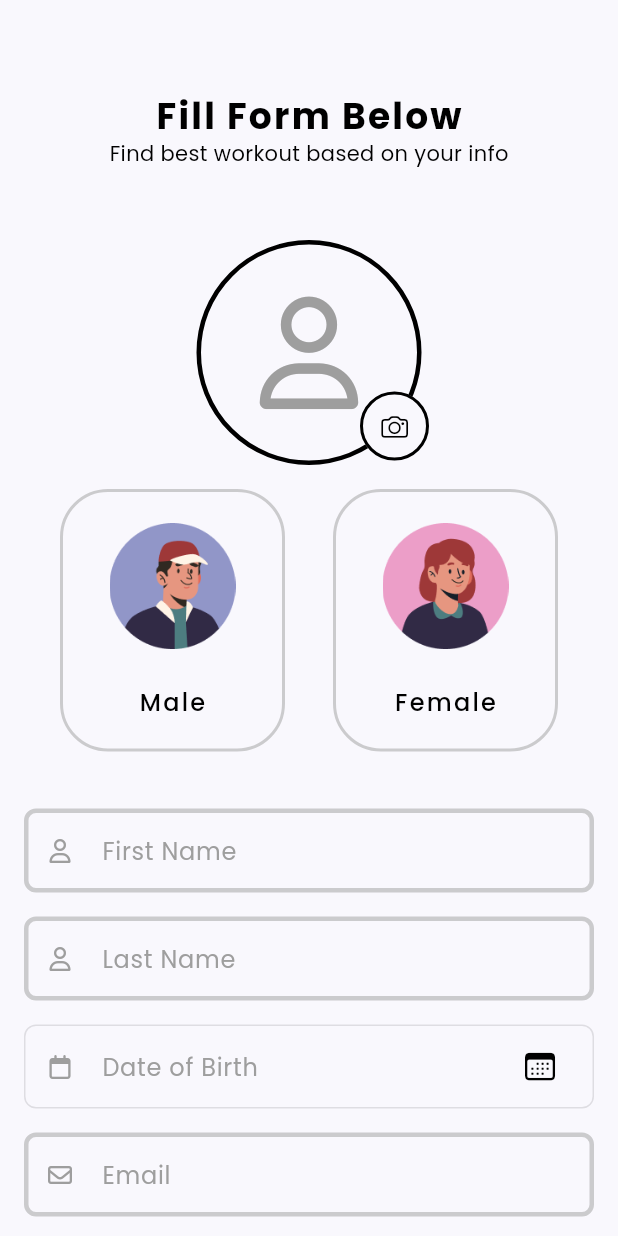
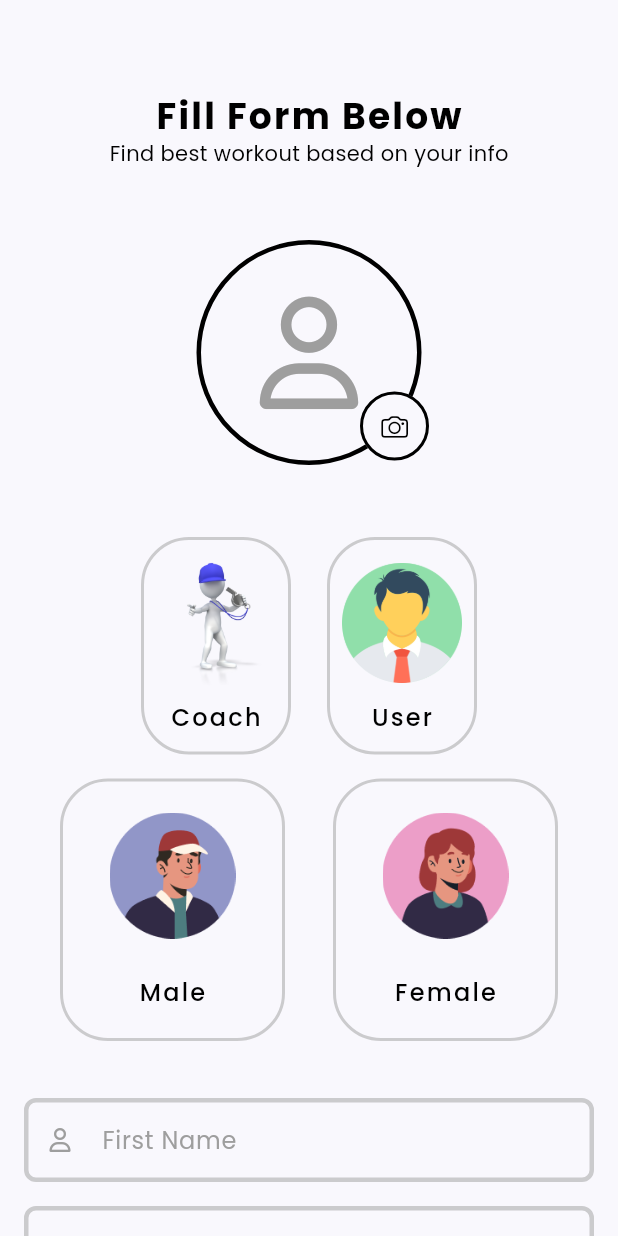
Before and after one commit to leylabouchiba/polar-h10, a Flutter app: the RegisterPage screen opened by its route, on a phone screen of 412 x 824 dp. Run offline on Flutter 3.47's test engine with Material 3 defaults, Android fonts, the phone set to English and light mode, and no system bars; our stand-ins replace cached_network_image, circular_countdown_timer, device_info_plus, firebase_core, flutter_svg, font_awesome_flutter and 11 more; missing offline and left inert: horizontal_picker, keep_screen_on; accounts and stored records are empty; network calls fail.

Commit message:
register1

```diff
--- a/mobile/lib/app/models/user_model.dart
+++ b/mobile/lib/app/models/user_model.dart
@@ -9,6 +9,7 @@ class UserModel {
   String? firstName;
   String? lastName;
   String? gender;
+  String? isCoach;
   String? email;
   String? password;
   String? confirmPassword;
@@ -24,6 +25,7 @@ class UserModel {
     this.firstName,
     this.lastName,
     this.gender,
+    this.isCoach,
     this.email,
     this.password,
     this.confirmPassword,
--- a/mobile/lib/app/modules/auth/loading_splash_screen.dart
+++ b/mobile/lib/app/modules/auth/loading_splash_screen.dart
@@ -35,9 +35,9 @@ class LoadingSplashScreen extends StatelessWidget {
       body: Center(
         child: Image.asset(
           Get.isDarkMode
-              ? 'assets/images/logo/dark.png'
-              : 'assets/images/logo/light.png',
-          width: Get.width * 0.6,
+              ? 'assets/images/logo/Logo.png'
+              : 'assets/images/logo/Logo.png',
+          width: Get.width * 0.8,
         ),
       ),
     );
--- a/mobile/lib/app/modules/auth/views/greeting/greeting_page.dart
+++ b/mobile/lib/app/modules/auth/views/greeting/greeting_page.dart
@@ -25,9 +25,9 @@ class GreetingPage extends StatelessWidget {
               padding: const EdgeInsets.only(top: 84),
               child: Image.asset(
                 Get.isDarkMode
-                    ? 'assets/images/logo/dark.png'
-                    : 'assets/images/logo/light.png',
-                width: Get.width * 0.75,
+                    ? 'assets/images/logo/Logo.png'
+                    : 'assets/images/logo/Logo.png',
+                width: Get.width * 0.8,
               ),
             ),
           ),
--- a/mobile/lib/app/modules/auth/views/login/login_page.dart
+++ b/mobile/lib/app/modules/auth/views/login/login_page.dart
@@ -208,9 +208,9 @@ class _BreathingAnimationState extends State<BreathingAnimation>
       scale: _scaleAnimation,
       child: Image.asset(
         Get.isDarkMode
-            ? 'assets/images/logo/dark.png'
-            : 'assets/images/logo/light.png',
-        width: Get.width * 0.6,
+            ? 'assets/images/logo/Logo.png'
+            : 'assets/images/logo/Logo.png',
+        width: Get.width * 0.8,
       ),
     );
   }
--- a/mobile/lib/app/modules/auth/views/register/input_user_metric/input_user_metric_controller.dart
+++ b/mobile/lib/app/modules/auth/views/register/input_user_metric/input_user_metric_controller.dart
@@ -49,7 +49,7 @@ class InputUserMetricController extends GetxController {
 
     previousData.toJson().removeWhere((key, value) => value == null);
     final Response response =
-    await InternetService().registerUser(previousData);
+        await InternetService().registerUser(previousData);
     if (response.body['success'] == true) {
       try {
         final loginResponse = await InternetService().loginUser(previousData);
@@ -70,7 +70,8 @@ class InputUserMetricController extends GetxController {
           }
 
           MySnackbar.success('Success', 'You have successfully registered');
-          Get.offAllNamed(AppRoutes.dashboard);
+
+          Get.offAllNamed(AppRoutes.dashboardCoach);
         } else {
           MySnackbar.error('Error', loginResponse.body['message']);
         }
--- a/mobile/lib/app/modules/auth/views/register/register_controller.dart
+++ b/mobile/lib/app/modules/auth/views/register/register_controller.dart
@@ -10,6 +10,7 @@ import 'package:hatofit/utils/image_utils.dart';
 class RegisterController extends GetxController {
   final formKey = GlobalKey<FormState>();
   final selectedGender = ''.obs;
+  final selectedisCoach = ''.obs;
   final firstNameController = TextEditingController();
   final lastNameController = TextEditingController();
   final dateOfBirthController = TextEditingController();
@@ -19,9 +20,10 @@ class RegisterController extends GetxController {
   final userDateOfBirth = DateTime.now().obs;
   final formattedDate = ''.obs;
   final isGenderSelected = false.obs;
+  final isCoachSelected = false.obs;
+
   final pickedImageBase64 = ''.obs;
   final Rx<File> pickedImage = Rx<File>(File(''));
-
 
   @override
   void onClose() {
@@ -48,11 +50,17 @@ class RegisterController extends GetxController {
     isGenderSelected.value = true;
   }
 
+  void selectisCoach(String isCoach) {
+    selectedisCoach.value = isCoach;
+    isCoachSelected.value = true;
+  }
+
   void saveUserInfo() {
     final UserModel authModel = UserModel(
       firstName: firstNameController.text,
       lastName: lastNameController.text,
       gender: selectedGender.value,
+      isCoach: selectedisCoach.value,
       dateOfBirth: userDateOfBirth.value,
       photo: pickedImageBase64.value,
       email: emailController.text,
--- a/mobile/lib/app/modules/auth/views/register/register_page.dart
+++ b/mobile/lib/app/modules/auth/views/register/register_page.dart
@@ -10,7 +10,6 @@ class RegisterPage extends GetView<RegisterController> {
 
   @override
   Widget build(BuildContext context) {
-
     return Scaffold(
       resizeToAvoidBottomInset: true,
       body: SingleChildScrollView(
@@ -111,6 +110,30 @@ class RegisterPage extends GetView<RegisterController> {
                                 ),
                               ),
                             ),
+                            const SizedBox(height: 48),
+
+                            Row(
+                              mainAxisAlignment: MainAxisAlignment.center,
+                              children: [
+                                _buildisCoachItem(
+                                  context,
+                                  'assets/images/avatar/Coach.png',
+                                  'Coach',
+                                  ColorConstants.male,
+                                ),
+                                const SizedBox(
+                                  width: 8,
+                                ),
+                                _buildisCoachItem(
+                                  context,
+                                  'assets/images/avatar/User.png',
+                                  'User',
+                                  ColorConstants.female,
+                                ),
+                              ],
+                            ),
+
+                            ///////////////
                             const SizedBox(height: 16),
                             Row(
                               mainAxisAlignment: MainAxisAlignment.center,
@@ -409,4 +432,49 @@ class RegisterPage extends GetView<RegisterController> {
       ),
     );
   }
+
+  Widget _buildisCoachItem(BuildContext context, String svgAsset,
+      String isCoach, Color genderColor) {
+    final isSelected = controller.selectedisCoach.value == isCoach;
+
+    return GestureDetector(
+      onTap: () {
+        controller.selectisCoach(isCoach);
+      },
+      child: AnimatedContainer(
+        width: 100,
+        height: 145,
+        duration: const Duration(milliseconds: 300),
+        curve: Curves.easeInOut,
+        margin: const EdgeInsets.only(left: 8, right: 8),
+        padding: const EdgeInsets.all(8),
+        decoration: BoxDecoration(
+          border: Border.all(
+            width: 2,
+            color: isSelected ? genderColor : Colors.grey.withOpacity(0.5),
+          ),
+          borderRadius: const BorderRadius.all(
+            Radius.circular(32),
+          ),
+        ),
+        child: Column(
+          mainAxisAlignment: MainAxisAlignment.spaceAround,
+          children: [
+            Image.asset(
+              svgAsset,
+              width: 84,
+              height: 84,
+            ),
+            Text(
+              isCoach.capitalizeFirst!,
+              style: Theme.of(context)
+                  .textTheme
+                  .headlineLarge
+                  ?.copyWith(letterSpacing: 1.5, fontWeight: FontWeight.w500),
+            ),
+          ],
+        ),
+      ),
+    );
+  }
 }
--- a/mobile/lib/app/routes/app_pages.dart
+++ b/mobile/lib/app/routes/app_pages.dart
@@ -9,7 +9,9 @@ import 'package:hatofit/app/modules/auth/views/register/input_user_metric/input_
 import 'package:hatofit/app/modules/auth/views/register/input_user_metric/input_user_metric_page.dart';
 import 'package:hatofit/app/modules/auth/views/register/register_binding.dart';
 import 'package:hatofit/app/modules/auth/views/register/register_page.dart';
+import 'package:hatofit/app/modules/dashboard/dashboardCoach.dart';
 import 'package:hatofit/app/modules/dashboard/dashboard_binding.dart';
+import 'package:hatofit/app/modules/dashboard/dashboard_bindingCoach.dart';
 import 'package:hatofit/app/modules/dashboard/dashboard_page.dart';
 import 'package:hatofit/app/modules/dashboard/views/history/history_page.dart';
 import 'package:hatofit/app/modules/dashboard/views/home/home_page.dart';
@@ -77,6 +79,12 @@ class AppPages {
       bindings: [DashboardBinding(), ServicesBinding()],
       transition: Transition.cupertino,
     ),
+     GetPage(
+      name: AppRoutes.dashboardCoach,
+      page: () => const dashboardCoach(),
+      bindings: [DashboardBindingCoach(), ServicesBinding()],
+      transition: Transition.cupertino,
+    ),
     GetPage(
       name: AppRoutes.home,
       page: () => const HomePage(),
--- a/mobile/lib/app/routes/app_routes.dart
+++ b/mobile/lib/app/routes/app_routes.dart
@@ -7,6 +7,8 @@ abstract class AppRoutes {
   static const String forgotPassword = '/splash/forgotPassword';
 
   static const String dashboard = '/';
+  static const String dashboardCoach = '/';
+
   static const String home = '/home';
 
   static const String workout = '/workout';
--- a/mobile/lib/app/services/internet_service.dart
+++ b/mobile/lib/app/services/internet_service.dart
@@ -24,7 +24,7 @@ class InternetService extends GetConnect {
     return this;
   }
 
-  static const String _base = "http://192.168.137.1:3000/api";
+  static const String _base = "http://192.168.1.17:3000/api";
   // static const String _base = 'http://192.168.124.169:3000/api';
   static const String _sesion = '/session';
   static const String _exercise = '/exercise';
```
Also changed, not shown: mobile/lib/app/modules/dashboard/dashboardCoach.dart (added, +62 -0 lines), mobile/lib/app/modules/dashboard/dashboard_bindingCoach.dart (added, +18 -0 lines), mobile/lib/app/modules/dashboard/dashboard_controllerCoach.dart (added, +12 -0 lines), mobile/assets/images/avatar/Coach.png (added), mobile/assets/images/avatar/User.png (added), mobile/assets/images/logo/Logo.png (added), mobile/assets/images/logo/VCoach.png (added), mobile/lib/app/models/user_model.g.dart, 2 other files.
